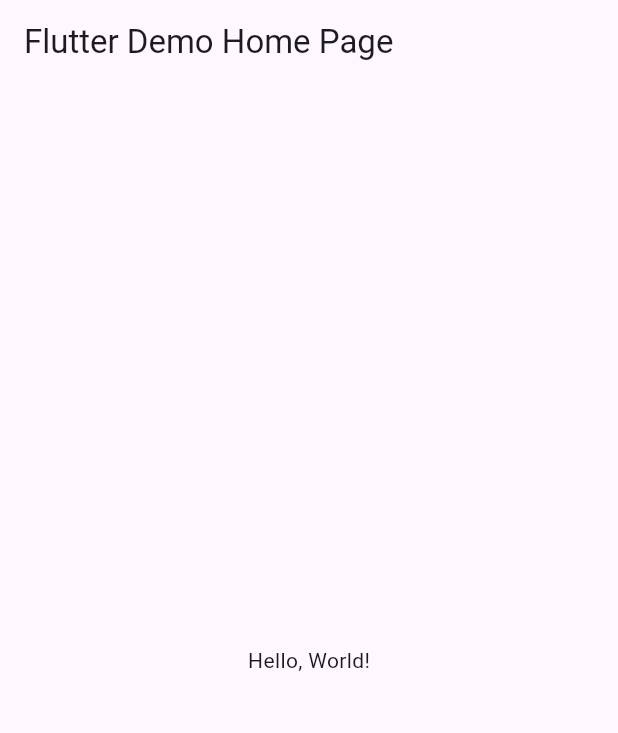
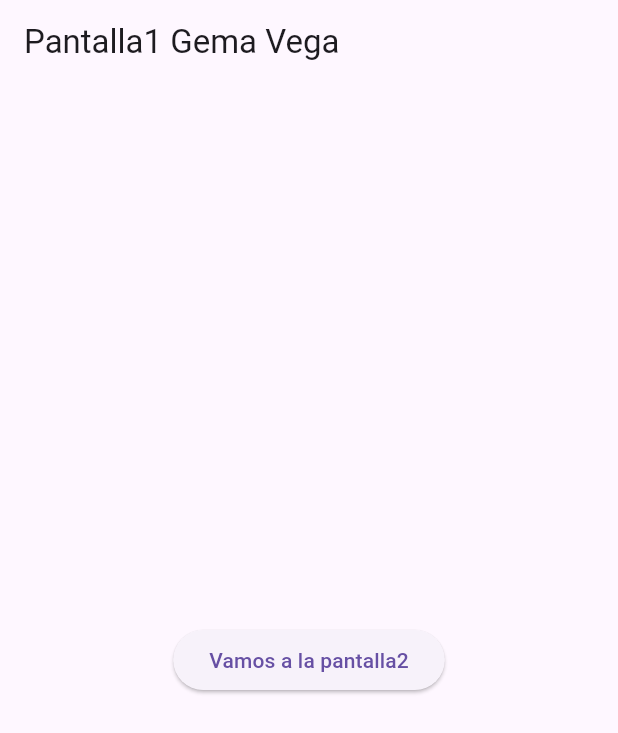
Before and after one commit to VegaTapiaGemaKarina/p12-Rutaspaginas-6I, a Flutter app: the screen it shows after launch, on a phone screen of 412 x 824 dp. Shown: the top 733 px of the screen. Run offline on Flutter 3.47's test engine with Material 3 defaults, Android fonts, the phone set to English and light mode, and no system bars; missing offline and left inert: dart:html.

```diff
--- a/lib/main.dart
+++ b/lib/main.dart
@@ -1,43 +1,22 @@
 import 'package:flutter/material.dart';
+import 'package:vega/pantalla1.dart';
+import 'package:vega/pantalla2.dart';
 
-void main() => runApp(MyApp());
+void main() => runApp(RutasPaginas());
 
-class MyApp extends StatelessWidget {
-  const MyApp({super.key});
-  // This widget is the root of your application.
+class RutasPaginas extends StatelessWidget {
+  const RutasPaginas({Key? key}) : super(key: key);
+
   @override
   Widget build(BuildContext context) {
     return MaterialApp(
-      // Application name
-      title: 'Flutter Hello World',
-      // Application theme data, you can set the colors for the application as
-      // you want
-      theme: ThemeData(
-        // useMaterial3: true,
-        primarySwatch: Colors.blue,
-      ),
-      // A widget which will be started on application startup
-      home: MyHomePage(title: 'Flutter Demo Home Page'),
-    );
-  }
-}
-
-class MyHomePage extends StatelessWidget {
-  final String title;
-  const MyHomePage({super.key, required this.title});
-
-  @override
-  Widget build(BuildContext context) {
-    return Scaffold(
-      appBar: AppBar(
-        // The title text which will be shown on the action bar
-        title: Text(title),
-      ),
-      body: Center(
-        child: Text(
-          'Hello, World!',
-        ),
-      ),
-    );
-  }
-}
+      debugShowCheckedModeBanner: false,
+      title: "App entre paginas",
+      initialRoute: "/",
+      routes: {
+        "/": (context) => Pantalla1(),
+        "/pantalla2": (context) => Pantalla2(),
+      }, //Navegacion entre paginas
+    ); //Fin material
+  } //Clase RutasPaginas
+} //Fin RutasPaginas
--- /dev/null
+++ b/lib/pantalla1.dart
@@ -0,0 +1,25 @@
+import 'dart:html';
+
+import 'package:flutter/material.dart';
+import 'package:vega/pantalla2.dart';
+
+class Pantalla1 extends StatelessWidget {
+  const Pantalla1({Key? key}) : super(key: key);
+
+  @override
+  Widget build(BuildContext context) {
+    return Scaffold(
+      appBar: AppBar(
+        title: const Text('Pantalla1 Gema Vega'),
+      ),
+      body: Center(
+          child: ElevatedButton(
+        child: const Text("Vamos a la pantalla2"),
+        onPressed: () {
+          Navigator.pushNamed(context, "/pantalla2",
+              arguments: "Mensa de pantalla1");
+        },
+      )),
+    );
+  } //widget
+} //Fin clase pantalla1
```
Also changed, not shown: lib/pantalla2.dart (added, +29 -0 lines).
